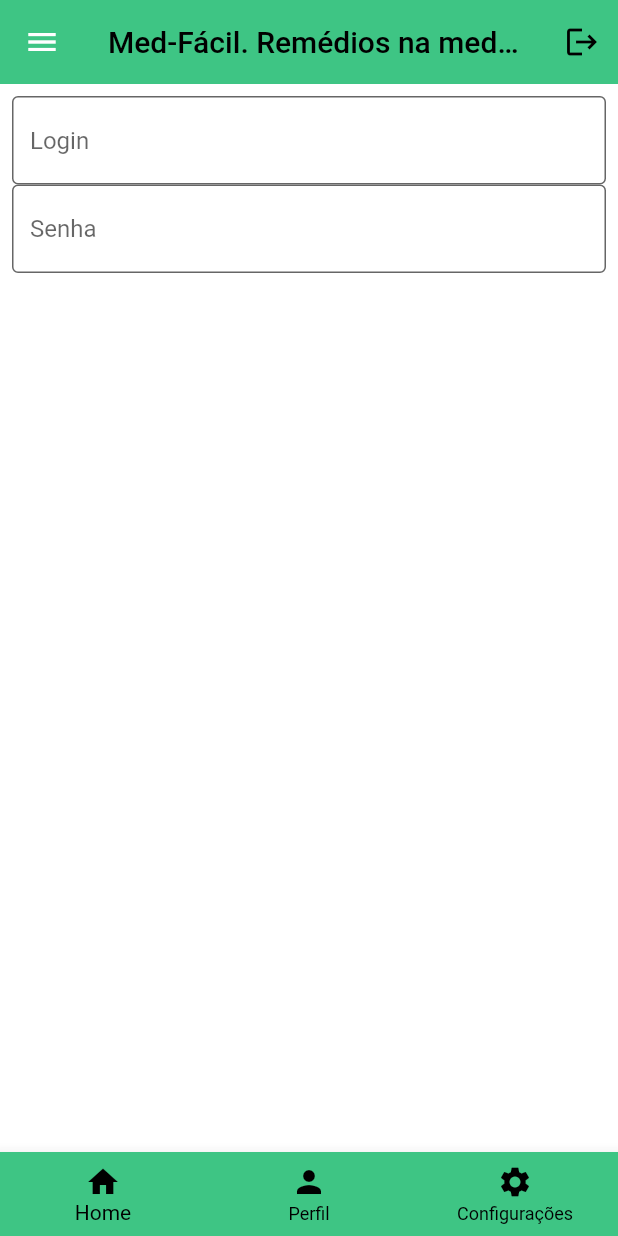
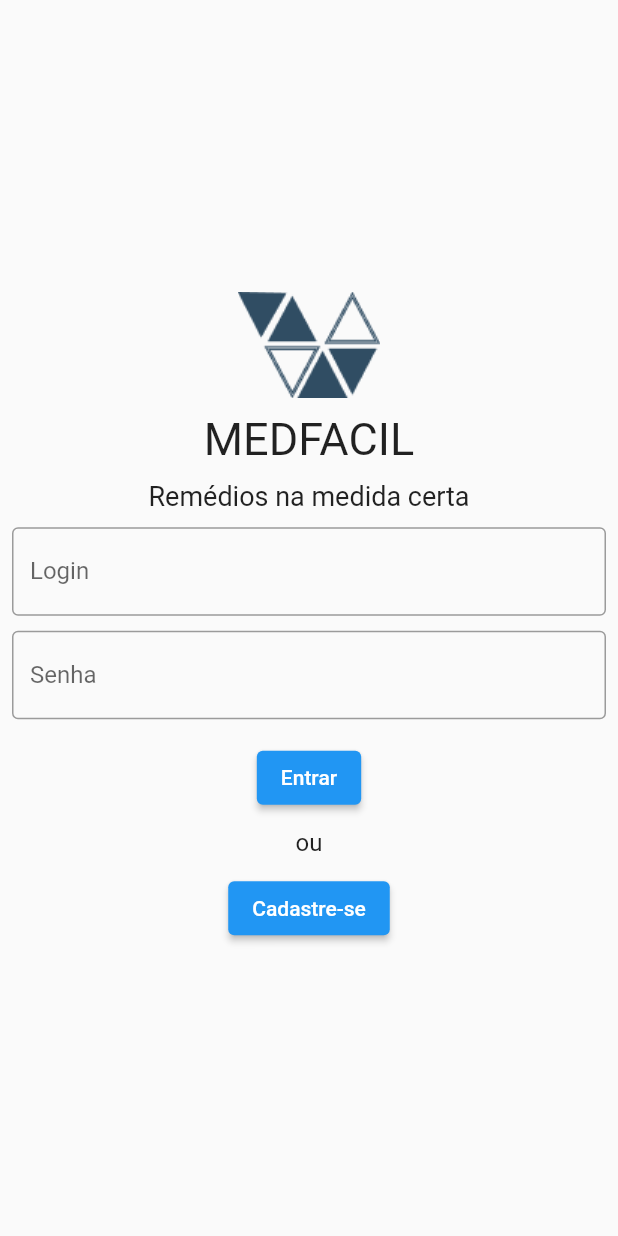
Before and after one commit to luiz-alencar/med-facil, a Flutter app: the screen it shows after launch, on a phone screen of 412 x 824 dp. Run offline on Flutter 3.47's test engine with Material 2 defaults, Android fonts, the light colour scheme and no system bars.

Commit message:
Criação das telas de Login e cadastro de usuarios

```diff
--- a/med-facil mobile/med_facil/lib/main.dart
+++ b/med-facil mobile/med_facil/lib/main.dart
@@ -1,157 +1,17 @@
-// ignore_for_file: prefer_const_constructors, prefer_const_literals_to_create_immutables, must_be_immutable, prefer_const_constructors_in_immutables
+import 'package:flutter/material.dart';
+import 'package:med_facil/widgests/login.dart';
 
-import 'dart:html';
-
-import 'package:flutter/material.dart';
-
-/* -----
-  Função principal do Flutter, assim que inicarmos a depuração, será a primeira função a ser chamada.
------ */
-void main() {
-  /* -----
-    runApp é a função do flutter para inicarmos um widget, este widget será carregado sempre que for chamado
-  ----- */
-
-  runApp(MainApp());
+void main(){
+  runApp(MyApp());
 }
-/* -----
-  Implementamos a função que é chamada na main, assim que o aplcicativo iniciar, essa função será chamada
------ */
-class MainApp extends StatelessWidget {
-  MainApp({super.key});
-
-  /* -----
-    Para a primeira função, criamos um StatelessWidget, que será a base do nosso aplicativo
-  ----- */
+class MyApp extends StatelessWidget {
   @override
   Widget build(BuildContext context) {
-    /* -----
-      Aqui, trocamos a inicialização do nosso widget para MaterialApp, para ter o design parecido com o Android
-      Podemos utilizar o design Cuppertino, para ficar basedo no iOS
-      Durante as aulas, utilizaremos o modelo MaetrialApp
-      Para os exemplos, removemos também a opção const
-    ----- */
     return MaterialApp(
-      /* -----
-        Podemos utilizar essa configuração para remover a barra de debug da tela incial
-      ----- */
       debugShowCheckedModeBanner: false,
-      /* -----
-        Agora, iremos iniciar nossa estrutura das páginas, para isso iniciamos primeiramente a estrutura Scaffold
-        Ela servirá como um esqueleto para montarmos nosso aplicativo
-        A estrutura Scaffold é inicada na tag home:, a parte inicial do aplicativo
-        Dentro da Scaffold, podemos inicar outras tags, como:
-          body, appBar, navBar, bottomNavigationBar, Colum, Widget dentre outrast
-      ----- */
-      home: Scaffold(
-        /* -----
-          Podemos colocar uma cor de background para a nossa estrutura, essa cor será a base de todo o aplicativo carregado nesta página
-        ----- */
-        backgroundColor: Colors.white,
-        /* ----------------------------------------------------------------------
-              !! TODOS OS CÓDIGOS ABAIXO, SERÃO IMPLEMENTADOS NESTE ESPAÇO !!
-        ---------------------------------------------------------------------- */
-        /* -----
-  Utilizamos a tag appBar, para construir
------ */
-
-        appBar: AppBar(
-  title: Text("Med-Fácil. Remédios na medida certa!", style: TextStyle(color: Colors.black)), //Utilizamos o TextStyle para alterar o texto
-  backgroundColor: const Color.fromARGB(255, 62, 197, 132),
-  elevation: 0,
-  actions: [IconButton(onPressed: () {}, icon: Icon(Icons.logout, color: Colors.black))],  //Podemos utilizar a ação onPressed para chamar uma função
-),
-
-drawer: Drawer(
-  backgroundColor: const Color.fromARGB(255, 62, 197, 132),
-  /* -----
-    Para implementar os ícones em um Drawer, temos que utilizar uma ancoragem maior
-    No caso abaixo utilizamos Column, que será explicada na próxima seção
-  ----- */
-  child: Column(children: [
-    DrawerHeader(child: Icon(Icons.favorite)),
-    ListTile( //Utilizamos o ListTitle para podemos criar os títula e espaço de navegação
-      leading: Icon(
-        Icons.home,
-        color: Colors.black,
-      ),
-      title: Text("Home", style: TextStyle(color: Colors.black)),
-    ),
-    ListTile(
-      leading: Icon(
-        Icons.person,
-        color: Colors.black,
-      ),
-      title: Text("Perfil", style: TextStyle(color: Colors.black)),
-    ),
-    ListTile(
-      leading: Icon(
-        Icons.settings,
-        color: Colors.black,
-      ),
-      title:
-          Text("Configurações", style: TextStyle(color: Colors.black)),
-    )
-  ]),
-),
-
-bottomNavigationBar: BottomNavigationBar(
-    backgroundColor: const Color.fromARGB(255, 62, 197, 132),
-    unselectedItemColor: Colors.black, //Podemos utilizar para mudar o estilo dos itens não selecionados
-    selectedItemColor: Colors.black, //Podemos utilizar para mudar o estilo dos itens selecionados
-    items: [
-      //Home
-      BottomNavigationBarItem(
-        icon: Icon(
-          Icons.home,
-          color: Colors.black,
-        ),
-        label: 'Home',
-      ),
-      //Perfil
-      BottomNavigationBarItem(
-        icon: Icon(
-          Icons.person,
-          color: Colors.black,
-        ),
-        label: 'Perfil',
-      ),
-      //Configurações
-      BottomNavigationBarItem(
-        icon: Icon(
-          Icons.settings,
-          color: Colors.black,
-        ),
-        label: 'Configurações',
-      ),
-    ]),
-
-body: Center(
-
-    child: Padding(
-      padding: const EdgeInsets.all(8.0),
-      child: Column(children: [
-        TextField(
-          decoration: InputDecoration(
-              border: OutlineInputBorder(),
-              hintText: "Login",
-              filled: true,
-              fillColor: Colors.white),
-        ),
-                TextField(
-          decoration: InputDecoration(
-              border: OutlineInputBorder(),
-              hintText: "Senha",
-              filled: true,
-              fillColor: Colors.white),
-        ),
-      ]),
-    ),
-)
-        /* ----------------------------------------------------------------------
-              !!                  FIM DA IMPLEMENTAÇÃO                     !!
-        ---------------------------------------------------------------------- */
-      ),
+      title: 'Tela Login',
+      theme: ThemeData(primarySwatch: Colors.blue),
+      home: const LoginPage(),
     );
   }
 }
--- /dev/null
+++ b/med-facil mobile/med_facil/lib/widgests/login.dart
@@ -0,0 +1,71 @@
+import 'package:flutter/material.dart';
+import 'package:med_facil/widgests/cadastro_usuario.dart';
+import 'package:med_facil/widgests/menu.dart';
+
+class LoginPage extends StatefulWidget {
+  const LoginPage({super.key});
+
+  @override
+  State<LoginPage> createState() => _LoginPageState();
+}
+
+class _LoginPageState extends State<LoginPage> {
+  @override
+  Widget build(BuildContext context) {
+    return Material(
+      child: SizedBox(
+        width: MediaQuery.of(context).size.width,
+        height: MediaQuery.of(context).size.height,
+          child: Padding(
+            padding: const EdgeInsets.all(8.0),
+            child: Column(
+              mainAxisAlignment: MainAxisAlignment.center,
+              children: [
+                SizedBox(
+                  width: 95,
+                  height: 71,
+                  child: Image.asset('assets/images/logo.png'),
+                ),
+                const SizedBox(height: 10),
+                const Text("MEDFACIL", style: TextStyle(fontSize: 30)),
+                const SizedBox(height: 10),
+                const Text("Remédios na medida certa", style: TextStyle(fontSize: 18)),
+                const SizedBox(height: 10),
+                const TextField(
+                  keyboardType: TextInputType.emailAddress,
+                  decoration: InputDecoration(
+                    border: OutlineInputBorder(),
+                    labelText: "Login",
+                  ),
+                ),
+                const SizedBox(height: 10),
+                const TextField(
+                  obscureText: true,
+                  decoration: InputDecoration(
+                    border: OutlineInputBorder(),
+                    labelText: "Senha",
+                  ),
+                ),
+                const SizedBox(height: 15),
+                ElevatedButton(onPressed: () {
+                  Navigator.push(
+                    context,
+                    MaterialPageRoute(builder: (context) => MainApp()),
+                  );
+                }, child: const Text("Entrar")),
+                const SizedBox(height: 10),
+                const Text("ou", style: TextStyle(fontSize: 16)),
+                const SizedBox(height: 10),
+                ElevatedButton(onPressed: () {
+                  Navigator.push(
+                    context,
+                    MaterialPageRoute(builder: (context) => const CadastroUsuarioPage()),
+                  );
+                }, child: const Text("Cadastre-se")),
+              ],
+            ),
+        ),
+      ),
+    );
+  }
+}
--- a/med-facil mobile/med_facil/pubspec.yaml
+++ b/med-facil mobile/med_facil/pubspec.yaml
@@ -59,8 +59,8 @@ flutter:
   uses-material-design: true
 
   # To add assets to your application, add an assets section, like this:
-  # assets:
-  #   - images/a_dot_burr.jpeg
+  assets:
+    - assets/images/logo.png
   #   - images/a_dot_ham.jpeg
 
   # An image asset can refer to one or more resolution-specific "variants", see
```
Also changed, not shown: med-facil mobile/med_facil/lib/widgests/cadastro_usuario.dart (added, +98 -0 lines), med-facil mobile/med_facil/lib/widgests/menu.dart (added, +108 -0 lines), med-facil mobile/med_facil/assets/images/logo.png (added), 1 other file.
